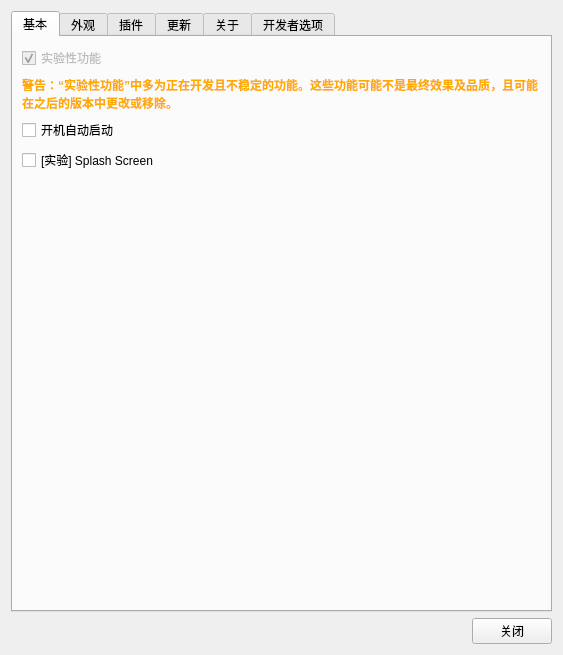
First picture: the form in UISource/settings.ui, repository HelloWRC/W-DesktopCountdown, before the edit.
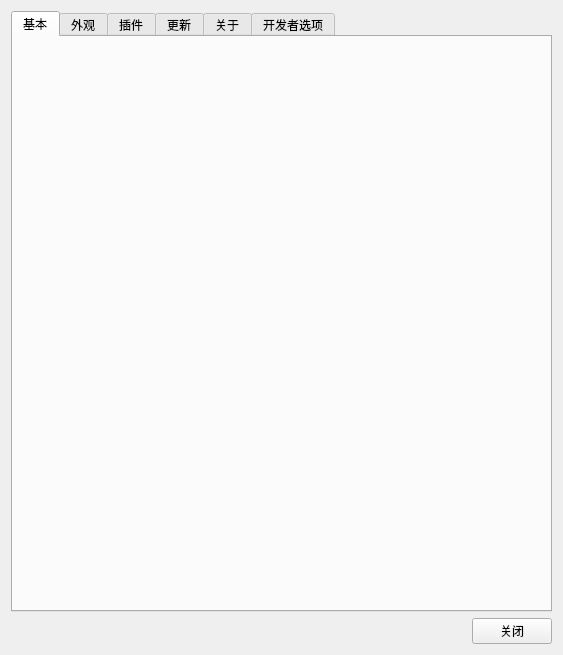
Second picture: the form after the edit. The open tabs and pages were chosen to show the change. Icons and pictures are not drawn.

Commit message: 功能清理

The edit to the form file:
```diff
--- a/UISource/settings.ui
+++ b/UISource/settings.ui
@@ -33,48 +33,7 @@
       <attribute name="title">
        <string>基本</string>
       </attribute>
-      <layout class="QFormLayout" name="formLayout">
-       <item row="1" column="0" colspan="2">
-        <widget class="QLabel" name="lb_dev_flags_warn">
-         <property name="text">
-          <string>&lt;html&gt;&lt;head/&gt;&lt;body&gt;&lt;p&gt;&lt;span style=&quot; font-weight:700; color:#ffaa00;&quot;&gt;警告：“实验性功能”中多为正在开发且不稳定的功能。这些功能可能不是最终效果及品质，且可能在之后的版本中更改或移除。&lt;/span&gt;&lt;/p&gt;&lt;/body&gt;&lt;/html&gt;</string>
-         </property>
-         <property name="wordWrap">
-          <bool>true</bool>
-         </property>
-        </widget>
-       </item>
-       <item row="0" column="0" colspan="2">
-        <widget class="QCheckBox" name="cb_dev_flags">
-         <property name="enabled">
-          <bool>false</bool>
-         </property>
-         <property name="text">
-          <string>实验性功能</string>
-         </property>
-         <property name="checked">
-          <bool>true</bool>
-         </property>
-         <property name="tristate">
-          <bool>false</bool>
-         </property>
-        </widget>
-       </item>
-       <item row="2" column="0" colspan="2">
-        <widget class="QCheckBox" name="cb_run_on_start">
-         <property name="text">
-          <string>开机自动启动</string>
-         </property>
-        </widget>
-       </item>
-       <item row="3" column="0" colspan="2">
-        <widget class="QCheckBox" name="cb_splash">
-         <property name="text">
-          <string>[实验] Splash Screen</string>
-         </property>
-        </widget>
-       </item>
-      </layout>
+      <layout class="QFormLayout" name="formLayout"/>
      </widget>
      <widget class="QWidget" name="tab_appearence">
       <attribute name="title">
```
Left out of the diff: 2 changed lines with no effect on the pictures. The commit also changes 1 other file.
